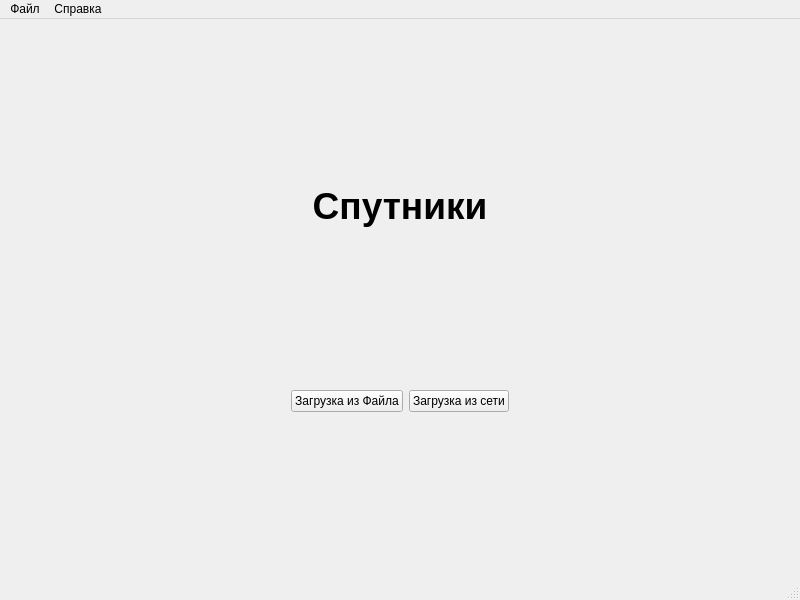
Qt form src/UI/mainwindow.ui (KorzikAlex/Satellites) before a commit.
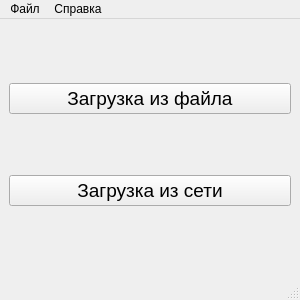
The same form after that commit. Icons and pictures are not drawn.

What changed in the file:
```diff
--- a/src/UI/mainwindow.ui
+++ b/src/UI/mainwindow.ui
@@ -6,171 +6,127 @@
    <rect>
     <x>0</x>
     <y>0</y>
-    <width>800</width>
-    <height>600</height>
+    <width>300</width>
+    <height>300</height>
    </rect>
   </property>
+  <property name="sizePolicy">
+   <sizepolicy hsizetype="Preferred" vsizetype="Preferred">
+    <horstretch>0</horstretch>
+    <verstretch>0</verstretch>
+   </sizepolicy>
+  </property>
+  <property name="font">
+   <font>
+    <pointsize>14</pointsize>
+   </font>
+  </property>
   <property name="windowTitle">
    <string>Спутники</string>
   </property>
   <property name="windowIcon">
    <iconset>
-    <normaloff>icon.png</normaloff>icon.png</iconset>
+    <normaloff>../../resources/icons/icon.svg</normaloff>../../resources/icons/icon.svg</iconset>
+  </property>
+  <property name="whatsThis">
+   <string/>
+  </property>
+  <property name="layoutDirection">
+   <enum>Qt::LayoutDirection::LeftToRight</enum>
   </property>
   <property name="autoFillBackground">
    <bool>false</bool>
   </property>
+  <property name="toolButtonStyle">
+   <enum>Qt::ToolButtonStyle::ToolButtonIconOnly</enum>
+  </property>
+  <property name="tabShape">
+   <enum>QTabWidget::TabShape::Rounded</enum>
+  </property>
+  <property name="dockOptions">
+   <set>QMainWindow::DockOption::AllowTabbedDocks|QMainWindow::DockOption::AnimatedDocks</set>
+  </property>
   <widget class="QWidget" name="centralwidget">
-   <layout class="QVBoxLayout" name="verticalLayout">
+   <layout class="QHBoxLayout" name="horizontalLayout_2">
     <item>
-     <layout class="QGridLayout" name="gridLayout">
-      <item row="3" column="0">
-       <spacer name="horizontalSpacer">
-        <property name="orientation">
-         <enum>Qt::Orientation::Horizontal</enum>
-        </property>
-        <property name="sizeHint" stdset="0">
-         <size>
-          <width>40</width>
-          <height>20</height>
-         </size>
-        </property>
-       </spacer>
-      </item>
-      <item row="0" column="2">
-       <spacer name="verticalSpacer_4">
-        <property name="orientation">
-         <enum>Qt::Orientation::Vertical</enum>
-        </property>
-        <property name="sizeHint" stdset="0">
-         <size>
-          <width>20</width>
-          <height>40</height>
-         </size>
-        </property>
-       </spacer>
-      </item>
-      <item row="3" column="1">
+     <layout class="QVBoxLayout" name="verticalLayout">
+      <item>
        <widget class="QPushButton" name="FilePushButton">
+        <property name="sizePolicy">
+         <sizepolicy hsizetype="Minimum" vsizetype="Fixed">
+          <horstretch>0</horstretch>
+          <verstretch>0</verstretch>
+         </sizepolicy>
+        </property>
+        <property name="font">
+         <font>
+          <pointsize>14</pointsize>
+          <bold>false</bold>
+         </font>
+        </property>
         <property name="text">
-         <string>Загрузка из Файла</string>
+         <string comment="Загрузите локальный TLE файл" extracomment="Загрузите локальный TLE файл">Загрузка из файла</string>
         </property>
         <property name="icon">
          <iconset theme="QIcon::ThemeIcon::DocumentOpen"/>
         </property>
-       </widget>
-      </item>
-      <item row="3" column="4">
-       <spacer name="horizontalSpacer_2">
-        <property name="orientation">
-         <enum>Qt::Orientation::Horizontal</enum>
-        </property>
-        <property name="sizeHint" stdset="0">
+        <property name="iconSize">
          <size>
-          <width>40</width>
-          <height>20</height>
+          <width>30</width>
+          <height>30</height>
          </size>
         </property>
-       </spacer>
+        <property name="checkable">
+         <bool>false</bool>
+        </property>
+        <property name="flat">
+         <bool>false</bool>
+        </property>
+       </widget>
       </item>
-      <item row="3" column="2">
+      <item>
        <widget class="QPushButton" name="UrlPushButton">
-        <property name="text">
-         <string>Загрузка из сети</string>
+        <property name="sizePolicy">
+         <sizepolicy hsizetype="Minimum" vsizetype="Fixed">
+          <horstretch>0</horstretch>
+          <verstretch>0</verstretch>
+         </sizepolicy>
         </property>
-        <property name="icon">
-         <iconset theme="QIcon::ThemeIcon::DocumentSave"/>
-        </property>
-       </widget>
-      </item>
-      <item row="4" column="1">
-       <spacer name="verticalSpacer">
-        <property name="orientation">
-         <enum>Qt::Orientation::Vertical</enum>
-        </property>
-        <property name="sizeHint" stdset="0">
-         <size>
-          <width>20</width>
-          <height>40</height>
-         </size>
-        </property>
-       </spacer>
-      </item>
-      <item row="1" column="1" colspan="2">
-       <widget class="QLabel" name="NameLabel">
         <property name="font">
          <font>
-          <pointsize>28</pointsize>
-          <italic>false</italic>
-          <bold>true</bold>
+          <pointsize>14</pointsize>
          </font>
         </property>
-        <property name="layoutDirection">
-         <enum>Qt::LayoutDirection::LeftToRight</enum>
-        </property>
         <property name="text">
-         <string>Спутники</string>
+         <string comment="Загрузите TLE файл из сетевого источника" extracomment="Загрузите TLE файл из сетевого источника">Загрузка из сети</string>
         </property>
-        <property name="alignment">
-         <set>Qt::AlignmentFlag::AlignCenter</set>
+        <property name="icon">
+         <iconset>
+          <normaloff>../../resources/icons/cloud_download.svg</normaloff>../../resources/icons/cloud_download.svg</iconset>
         </property>
-        <property name="wordWrap">
+        <property name="iconSize">
+         <size>
+          <width>30</width>
+          <height>30</height>
+         </size>
+        </property>
+        <property name="checkable">
+         <bool>false</bool>
+        </property>
+        <property name="autoRepeat">
+         <bool>false</bool>
+        </property>
+        <property name="autoDefault">
+         <bool>false</bool>
+        </property>
+        <property name="default">
+         <bool>false</bool>
+        </property>
+        <property name="flat">
          <bool>false</bool>
         </property>
        </widget>
       </item>
-      <item row="0" column="1">
-       <spacer name="verticalSpacer_3">
-        <property name="orientation">
-         <enum>Qt::Orientation::Vertical</enum>
-        </property>
-        <property name="sizeHint" stdset="0">
-         <size>
-          <width>20</width>
-          <height>40</height>
-         </size>
-        </property>
-       </spacer>
-      </item>
-      <item row="4" column="2">
-       <spacer name="verticalSpacer_2">
-        <property name="orientation">
-         <enum>Qt::Orientation::Vertical</enum>
-        </property>
-        <property name="sizeHint" stdset="0">
-         <size>
-          <width>20</width>
-          <height>40</height>
-         </size>
-        </property>
-       </spacer>
-      </item>
-      <item row="2" column="1">
-       <spacer name="verticalSpacer_5">
-        <property name="orientation">
-         <enum>Qt::Orientation::Vertical</enum>
-        </property>
-        <property name="sizeHint" stdset="0">
-         <size>
-          <width>20</width>
-          <height>40</height>
-         </size>
-        </property>
-       </spacer>
-      </item>
-      <item row="2" column="2">
-       <spacer name="verticalSpacer_6">
-        <property name="orientation">
-         <enum>Qt::Orientation::Vertical</enum>
-        </property>
-        <property name="sizeHint" stdset="0">
-         <size>
-          <width>20</width>
-          <height>40</height>
-         </size>
-        </property>
-       </spacer>
-      </item>
      </layout>
     </item>
    </layout>
@@ -180,11 +136,19 @@
     <rect>
      <x>0</x>
      <y>0</y>
-     <width>800</width>
-     <height>24</height>
+     <width>300</width>
+     <height>25</height>
     </rect>
    </property>
-   <widget class="QMenu" name="menu">
+   <property name="font">
+    <font>
+     <pointsize>9</pointsize>
+    </font>
+   </property>
+   <widget class="QMenu" name="FileMenu">
+    <property name="tearOffEnabled">
+     <bool>false</bool>
+    </property>
     <property name="title">
      <string>Файл</string>
     </property>
@@ -197,7 +161,7 @@
     </property>
     <addaction name="AboutProgrammAction"/>
    </widget>
-   <addaction name="menu"/>
+   <addaction name="FileMenu"/>
    <addaction name="InfoMenu"/>
   </widget>
   <widget class="QStatusBar" name="statusbar"/>
```
Left out of the diff: 24 changed lines with no effect on the pictures.
